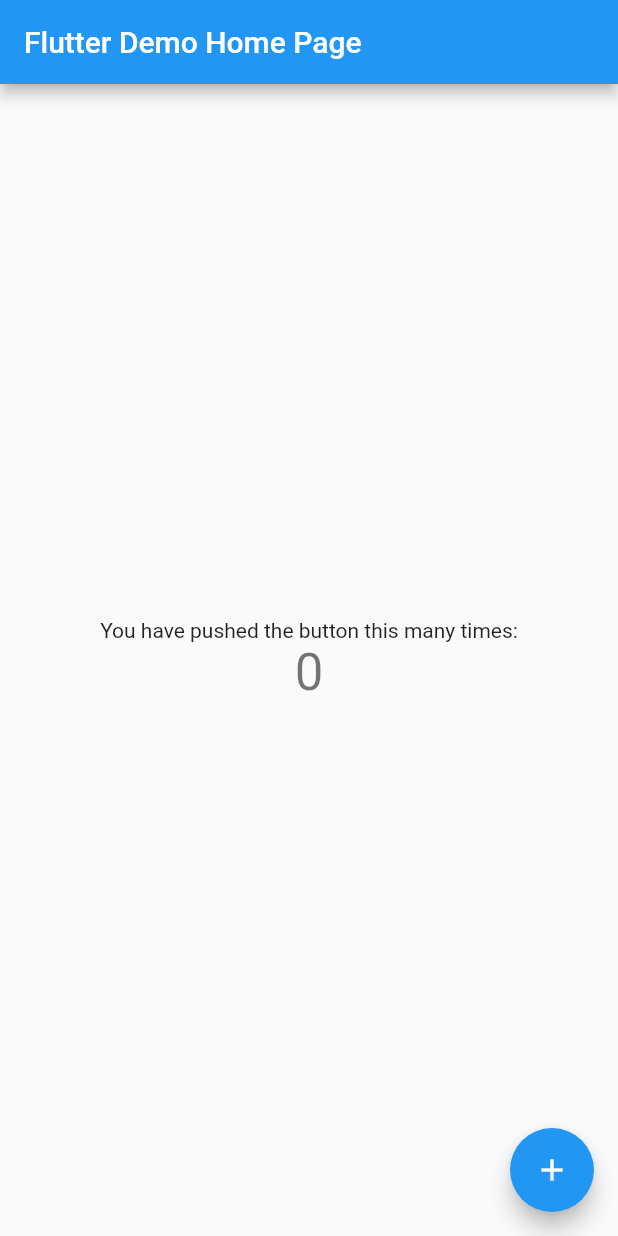
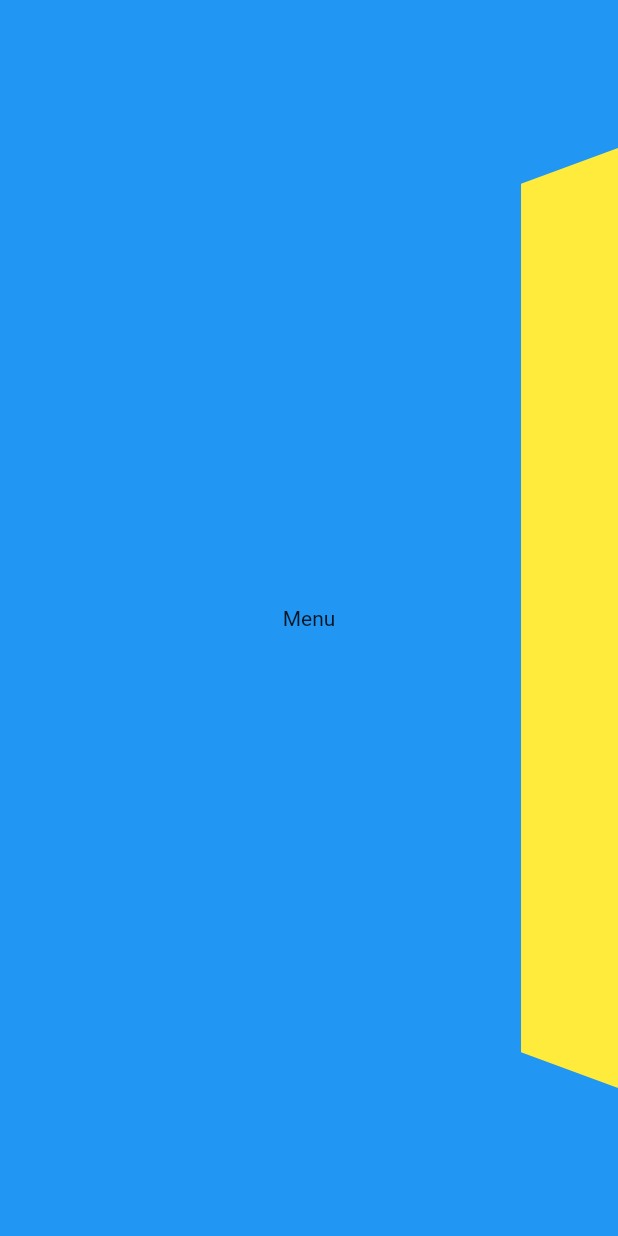
Before and after one commit to JKPK/weekly_flutter_challenge_6_menu, a Flutter app: the screen it shows after launch, on a phone screen of 412 x 824 dp. Run offline on Flutter 3.47's test engine with Material 2 defaults, Android fonts, the phone set to English and light mode, and no system bars.

```diff
--- a/lib/main.dart
+++ b/lib/main.dart
@@ -1,111 +1,33 @@
 import 'package:flutter/material.dart';
+import 'package:flutter/services.dart';
 
-void main() => runApp(MyApp());
+import 'pages/login_page.dart';
+import 'pages/menu_page.dart';
+
+void main() {
+  SystemChrome.setPreferredOrientations([DeviceOrientation.portraitUp])
+      .then((_) {
+    runApp(MyApp());
+  });
+}
 
 class MyApp extends StatelessWidget {
-  // This widget is the root of your application.
   @override
   Widget build(BuildContext context) {
     return MaterialApp(
-      title: 'Flutter Demo',
+      title: 'Weekly Flutter Challenge',
+      debugShowCheckedModeBanner: false,
       theme: ThemeData(
-        // This is the theme of your application.
-        //
-        // Try running your application with "flutter run". You'll see the
-        // application has a blue toolbar. Then, without quitting the app, try
-        // changing the primarySwatch below to Colors.green and then invoke
-        // "hot reload" (press "r" in the console where you ran "flutter run",
-        // or simply save your changes to "hot reload" in a Flutter IDE).
-        // Notice that the counter didn't reset back to zero; the application
-        // is not restarted.
         primarySwatch: Colors.blue,
       ),
-      home: MyHomePage(title: 'Flutter Demo Home Page'),
+      home: Scaffold(
+        body: Stack(
+          children: <Widget>[
+            MenuPage(),
+            LoginPage(),
+          ],
+        ),
+      ),
     );
   }
 }
-
-class MyHomePage extends StatefulWidget {
-  MyHomePage({Key key, this.title}) : super(key: key);
-
-  // This widget is the home page of your application. It is stateful, meaning
-  // that it has a State object (defined below) that contains fields that affect
-  // how it looks.
-
-  // This class is the configuration for the state. It holds the values (in this
-  // case the title) provided by the parent (in this case the App widget) and
-  // used by the build method of the State. Fields in a Widget subclass are
-  // always marked "final".
-
-  final String title;
-
-  @override
-  _MyHomePageState createState() => _MyHomePageState();
-}
-
-class _MyHomePageState extends State<MyHomePage> {
-  int _counter = 0;
-
-  void _incrementCounter() {
-    setState(() {
-      // This call to setState tells the Flutter framework that something has
-      // changed in this State, which causes it to rerun the build method below
-      // so that the display can reflect the updated values. If we changed
-      // _counter without calling setState(), then the build method would not be
-      // called again, and so nothing would appear to happen.
-      _counter++;
-    });
-  }
-
-  @override
-  Widget build(BuildContext context) {
-    // This method is rerun every time setState is called, for instance as done
-    // by the _incrementCounter method above.
-    //
-    // The Flutter framework has been optimized to make rerunning build methods
-    // fast, so that you can just rebuild anything that needs updating rather
-    // than having to individually change instances of widgets.
-    return Scaffold(
-      appBar: AppBar(
-        // Here we take the value from the MyHomePage object that was created by
-        // the App.build method, and use it to set our appbar title.
-        title: Text(widget.title),
-      ),
-      body: Center(
-        // Center is a layout widget. It takes a single child and positions it
-        // in the middle of the parent.
-        child: Column(
-          // Column is also a layout widget. It takes a list of children and
-          // arranges them vertically. By default, it sizes itself to fit its
-          // children horizontally, and tries to be as tall as its parent.
-          //
-          // Invoke "debug painting" (press "p" in the console, choose the
-          // "Toggle Debug Paint" action from the Flutter Inspector in Android
-          // Studio, or the "Toggle Debug Paint" command in Visual Studio Code)
-          // to see the wireframe for each widget.
-          //
-          // Column has various properties to control how it sizes itself and
-          // how it positions its children. Here we use mainAxisAlignment to
-          // center the children vertically; the main axis here is the vertical
-          // axis because Columns are vertical (the cross axis would be
-          // horizontal).
-          mainAxisAlignment: MainAxisAlignment.center,
-          children: <Widget>[
-            Text(
-              'You have pushed the button this many times:',
-            ),
-            Text(
-              '$_counter',
-              style: Theme.of(context).textTheme.display1,
-            ),
-          ],
-        ),
-      ),
-      floatingActionButton: FloatingActionButton(
-        onPressed: _incrementCounter,
-        tooltip: 'Increment',
-        child: Icon(Icons.add),
-      ), // This trailing comma makes auto-formatting nicer for build methods.
-    );
-  }
-}
--- /dev/null
+++ b/lib/pages/login_page.dart
@@ -0,0 +1,21 @@
+import 'package:flutter/material.dart';
+
+class LoginPage extends StatelessWidget {
+  @override
+  Widget build(BuildContext context) {
+    return Transform(
+      transform: Matrix4.identity()
+        ..setEntry(3, 2, 0.001)
+        ..translate(250.0)
+        ..rotateY(1)
+        ..scale(0.8),
+      alignment: FractionalOffset.center,
+      child: Container(
+        color: Colors.yellow,
+        child: Center(
+          child: Text('Login Page'),
+        ),
+      ),
+    );
+  }
+}
--- /dev/null
+++ b/lib/pages/menu_page.dart
@@ -0,0 +1,13 @@
+import 'package:flutter/material.dart';
+
+class MenuPage extends StatelessWidget {
+  @override
+  Widget build(BuildContext context) {
+    return Container(
+      color: Colors.blue,
+      child: Center(
+        child: Text("Menu"),
+      ),
+    );
+  }
+}
```
Also changed, not shown: pubspec.yaml (+0 -39 lines).
